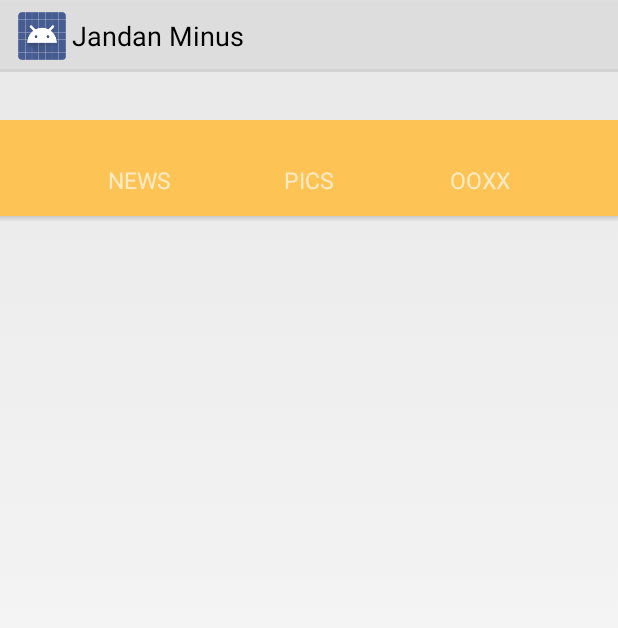
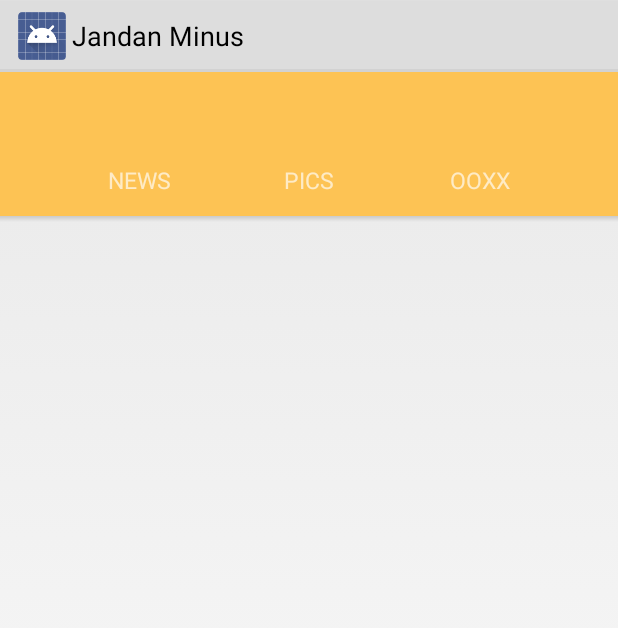
Before and after one commit to geniusnut/Jandanplus, an Android app: the layout activity_main.xml on its own in the app's theme, with its tools: preview values and no code run, on a phone screen of 412 x 824 dp. Shown: the top 628 px of the screen. Run offline under Robolectric (Android 15) with nearby library versions, the phone set to English and light mode, and no system bars.

Commit message:
显示bug修复

```diff
--- a/app/src/main/res/layout/activity_main.xml
+++ b/app/src/main/res/layout/activity_main.xml
@@ -18,10 +18,10 @@
 
         <View
             android:layout_width="match_parent"
-            android:layout_height="20dp"
+            android:layout_height="48dp"
             android:background="#fdc354"
             android:layout_alignParentBottom="true"
-            android:layout_marginBottom="48dp"/>
+            android:layout_marginBottom="52dp"/>
         <LinearLayout
             android:orientation="horizontal"
             android:layout_width="match_parent"
```
